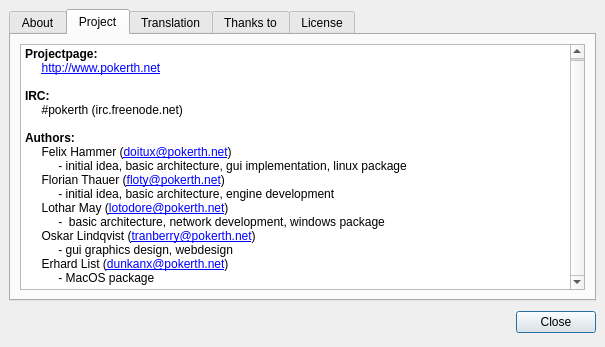
The window that src/gui/qt/aboutpokerth.ui (pokerth/pokerth) describes before a commit, drawn with Qt 5.
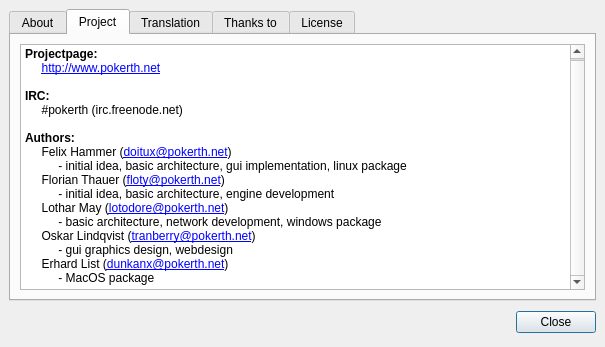
The same window after the commit. The open tabs and pages were chosen to show the change. Icons and pictures are not drawn.

```diff
--- a/src/gui/qt/aboutpokerth.ui
+++ b/src/gui/qt/aboutpokerth.ui
@@ -146,24 +146,24 @@
          <property name="html" >
           <string>&lt;html>&lt;head>&lt;meta name="qrichtext" content="1" />&lt;style type="text/css">
 p, li { white-space: pre-wrap; }
-&lt;/style>&lt;/head>&lt;body style=" font-family:'Sans Serif'; font-size:9pt; font-weight:400; font-style:normal;">
-&lt;p style=" margin-top:0px; margin-bottom:0px; margin-left:0px; margin-right:0px; -qt-block-indent:0; text-indent:0px; font-family:'Nimbus Sans L';">&lt;span style=" font-weight:600;">Projectpage: &lt;/span>&lt;/p>
-&lt;p style=" margin-top:0px; margin-bottom:0px; margin-left:0px; margin-right:0px; -qt-block-indent:0; text-indent:0px; font-family:'Nimbus Sans L';">     &lt;a href="http://www.pokerth.net">&lt;span style=" text-decoration: underline; color:#0000ff;">http://www.pokerth.net&lt;/span>&lt;/a>&lt;/p>
-&lt;p style="-qt-paragraph-type:empty; margin-top:0px; margin-bottom:0px; margin-left:0px; margin-right:0px; -qt-block-indent:0; text-indent:0px; font-family:'Nimbus Sans L';">&lt;/p>
-&lt;p style=" margin-top:0px; margin-bottom:0px; margin-left:0px; margin-right:0px; -qt-block-indent:0; text-indent:0px; font-family:'Nimbus Sans L';">&lt;span style=" font-weight:600;">IRC: &lt;/span>&lt;/p>
-&lt;p style=" margin-top:0px; margin-bottom:0px; margin-left:0px; margin-right:0px; -qt-block-indent:0; text-indent:0px; font-family:'Nimbus Sans L';">     #pokerth (irc.freenode.net)&lt;/p>
-&lt;p style="-qt-paragraph-type:empty; margin-top:0px; margin-bottom:0px; margin-left:0px; margin-right:0px; -qt-block-indent:0; text-indent:0px; font-family:'Nimbus Sans L';">&lt;/p>
-&lt;p style=" margin-top:0px; margin-bottom:0px; margin-left:0px; margin-right:0px; -qt-block-indent:0; text-indent:0px; font-family:'Nimbus Sans L';">&lt;span style=" font-weight:600;">Authors: &lt;/span>&lt;/p>
-&lt;p style=" margin-top:0px; margin-bottom:0px; margin-left:0px; margin-right:0px; -qt-block-indent:0; text-indent:0px; font-family:'Nimbus Sans L';">     Felix Hammer (&lt;a href="mailto:doitux@pokerth.net">&lt;span style=" text-decoration: underline; color:#0000ff;">doitux@pokerth.net&lt;/span>&lt;/a>)&lt;/p>
-&lt;p style=" margin-top:0px; margin-bottom:0px; margin-left:0px; margin-right:0px; -qt-block-indent:0; text-indent:0px; font-family:'Nimbus Sans L';">          - initial idea, basic architecture, gui implementation, linux package&lt;/p>
-&lt;p style=" margin-top:0px; margin-bottom:0px; margin-left:0px; margin-right:0px; -qt-block-indent:0; text-indent:0px; font-family:'Nimbus Sans L';">     Florian Thauer (&lt;a href="mailto:floty@pokerth.net">&lt;span style=" text-decoration: underline; color:#0000ff;">floty@pokerth.net&lt;/span>&lt;/a>)&lt;/p>
-&lt;p style=" margin-top:0px; margin-bottom:0px; margin-left:0px; margin-right:0px; -qt-block-indent:0; text-indent:0px; font-family:'Nimbus Sans L';">          - initial idea, basic architecture, engine development&lt;/p>
-&lt;p style=" margin-top:0px; margin-bottom:0px; margin-left:0px; margin-right:0px; -qt-block-indent:0; text-indent:0px; font-family:'Nimbus Sans L';">     Lothar May (&lt;a href="mailto:lotodore@pokerth.net">&lt;span style=" text-decoration: underline; color:#0000ff;">lotodore@pokerth.net&lt;/span>&lt;/a>)&lt;/p>
-&lt;p style=" margin-top:0px; margin-bottom:0px; margin-left:0px; margin-right:0px; -qt-block-indent:0; text-indent:0px; font-family:'Nimbus Sans L';">          -  basic architecture, network development, windows package&lt;/p>
-&lt;p style=" margin-top:0px; margin-bottom:0px; margin-left:0px; margin-right:0px; -qt-block-indent:0; text-indent:0px; font-family:'Nimbus Sans L';">     Oskar Lindqvist (&lt;a href="mailto:tranberry@pokerth.net">&lt;span style=" text-decoration: underline; color:#0000ff;">tranberry@pokerth.net&lt;/span>&lt;/a>)&lt;/p>
-&lt;p style=" margin-top:0px; margin-bottom:0px; margin-left:0px; margin-right:0px; -qt-block-indent:0; text-indent:0px; font-family:'Nimbus Sans L';">          - gui graphics design, webdesign&lt;/p>
-&lt;p style=" margin-top:0px; margin-bottom:0px; margin-left:0px; margin-right:0px; -qt-block-indent:0; text-indent:0px; font-family:'Nimbus Sans L';">     Erhard List (&lt;a href="mailto:dunkanx@pokerth.net">&lt;span style=" text-decoration: underline; color:#0000ff;">dunkanx@pokerth.net&lt;/span>&lt;/a>)&lt;/p>
-&lt;p style=" margin-top:0px; margin-bottom:0px; margin-left:0px; margin-right:0px; -qt-block-indent:0; text-indent:0px; font-family:'Nimbus Sans L';">          - MacOS package&lt;/p>&lt;/body>&lt;/html></string>
+&lt;/style>&lt;/head>&lt;body style=" font-family:'MS Shell Dlg 2'; font-size:8.25pt; font-weight:400; font-style:normal;">
+&lt;p style=" margin-top:0px; margin-bottom:0px; margin-left:0px; margin-right:0px; -qt-block-indent:0; text-indent:0px; font-family:'Nimbus Sans L'; font-size:9pt;">&lt;span style=" font-weight:600;">Projectpage: &lt;/span>&lt;/p>
+&lt;p style=" margin-top:0px; margin-bottom:0px; margin-left:0px; margin-right:0px; -qt-block-indent:0; text-indent:0px; font-family:'Nimbus Sans L'; font-size:9pt;">     &lt;a href="http://www.pokerth.net">&lt;span style=" text-decoration: underline; color:#0000ff;">http://www.pokerth.net&lt;/span>&lt;/a>&lt;/p>
+&lt;p style="-qt-paragraph-type:empty; margin-top:0px; margin-bottom:0px; margin-left:0px; margin-right:0px; -qt-block-indent:0; text-indent:0px; font-family:'Nimbus Sans L'; font-size:9pt;">&lt;/p>
+&lt;p style=" margin-top:0px; margin-bottom:0px; margin-left:0px; margin-right:0px; -qt-block-indent:0; text-indent:0px; font-family:'Nimbus Sans L'; font-size:9pt;">&lt;span style=" font-weight:600;">IRC: &lt;/span>&lt;/p>
+&lt;p style=" margin-top:0px; margin-bottom:0px; margin-left:0px; margin-right:0px; -qt-block-indent:0; text-indent:0px; font-family:'Nimbus Sans L'; font-size:9pt;">     #pokerth (irc.freenode.net)&lt;/p>
+&lt;p style="-qt-paragraph-type:empty; margin-top:0px; margin-bottom:0px; margin-left:0px; margin-right:0px; -qt-block-indent:0; text-indent:0px; font-family:'Nimbus Sans L'; font-size:9pt;">&lt;/p>
+&lt;p style=" margin-top:0px; margin-bottom:0px; margin-left:0px; margin-right:0px; -qt-block-indent:0; text-indent:0px; font-family:'Nimbus Sans L'; font-size:9pt;">&lt;span style=" font-weight:600;">Authors: &lt;/span>&lt;/p>
+&lt;p style=" margin-top:0px; margin-bottom:0px; margin-left:0px; margin-right:0px; -qt-block-indent:0; text-indent:0px; font-family:'Nimbus Sans L'; font-size:9pt;">     Felix Hammer (&lt;a href="mailto:doitux@pokerth.net">&lt;span style=" text-decoration: underline; color:#0000ff;">doitux@pokerth.net&lt;/span>&lt;/a>)&lt;/p>
+&lt;p style=" margin-top:0px; margin-bottom:0px; margin-left:0px; margin-right:0px; -qt-block-indent:0; text-indent:0px; font-family:'Nimbus Sans L'; font-size:9pt;">          - initial idea, basic architecture, gui implementation, linux package&lt;/p>
+&lt;p style=" margin-top:0px; margin-bottom:0px; margin-left:0px; margin-right:0px; -qt-block-indent:0; text-indent:0px; font-family:'Nimbus Sans L'; font-size:9pt;">     Florian Thauer (&lt;a href="mailto:floty@pokerth.net">&lt;span style=" text-decoration: underline; color:#0000ff;">floty@pokerth.net&lt;/span>&lt;/a>)&lt;/p>
+&lt;p style=" margin-top:0px; margin-bottom:0px; margin-left:0px; margin-right:0px; -qt-block-indent:0; text-indent:0px; font-family:'Nimbus Sans L'; font-size:9pt;">          - initial idea, basic architecture, engine development&lt;/p>
+&lt;p style=" margin-top:0px; margin-bottom:0px; margin-left:0px; margin-right:0px; -qt-block-indent:0; text-indent:0px; font-family:'Nimbus Sans L'; font-size:9pt;">     Lothar May (&lt;a href="mailto:lotodore@pokerth.net">&lt;span style=" text-decoration: underline; color:#0000ff;">lotodore@pokerth.net&lt;/span>&lt;/a>)&lt;/p>
+&lt;p style=" margin-top:0px; margin-bottom:0px; margin-left:0px; margin-right:0px; -qt-block-indent:0; text-indent:0px; font-family:'Nimbus Sans L'; font-size:9pt;">          - basic architecture, network development, windows package&lt;/p>
+&lt;p style=" margin-top:0px; margin-bottom:0px; margin-left:0px; margin-right:0px; -qt-block-indent:0; text-indent:0px; font-family:'Nimbus Sans L'; font-size:9pt;">     Oskar Lindqvist (&lt;a href="mailto:tranberry@pokerth.net">&lt;span style=" text-decoration: underline; color:#0000ff;">tranberry@pokerth.net&lt;/span>&lt;/a>)&lt;/p>
+&lt;p style=" margin-top:0px; margin-bottom:0px; margin-left:0px; margin-right:0px; -qt-block-indent:0; text-indent:0px; font-family:'Nimbus Sans L'; font-size:9pt;">          - gui graphics design, webdesign&lt;/p>
+&lt;p style=" margin-top:0px; margin-bottom:0px; margin-left:0px; margin-right:0px; -qt-block-indent:0; text-indent:0px; font-family:'Nimbus Sans L'; font-size:9pt;">     Erhard List (&lt;a href="mailto:dunkanx@pokerth.net">&lt;span style=" text-decoration: underline; color:#0000ff;">dunkanx@pokerth.net&lt;/span>&lt;/a>)&lt;/p>
+&lt;p style=" margin-top:0px; margin-bottom:0px; margin-left:0px; margin-right:0px; -qt-block-indent:0; text-indent:0px; font-family:'Nimbus Sans L'; font-size:9pt;">          - MacOS package&lt;/p>&lt;/body>&lt;/html></string>
          </property>
          <property name="openExternalLinks" >
           <bool>true</bool>
```
Left out of the diff: 38 changed lines with no effect on the pictures.
